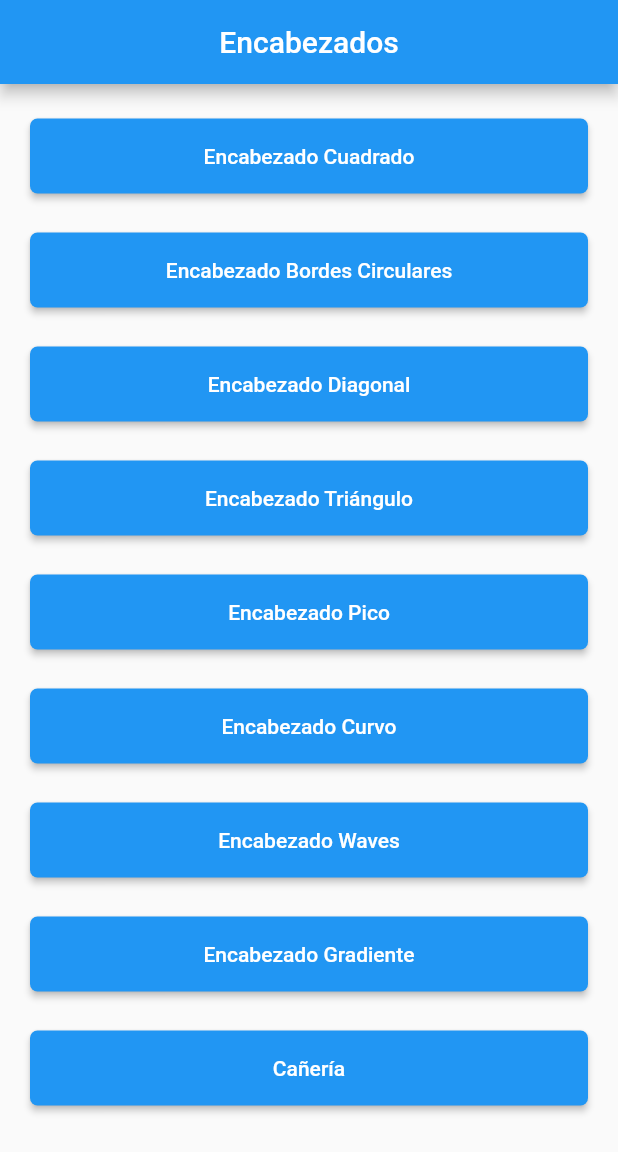
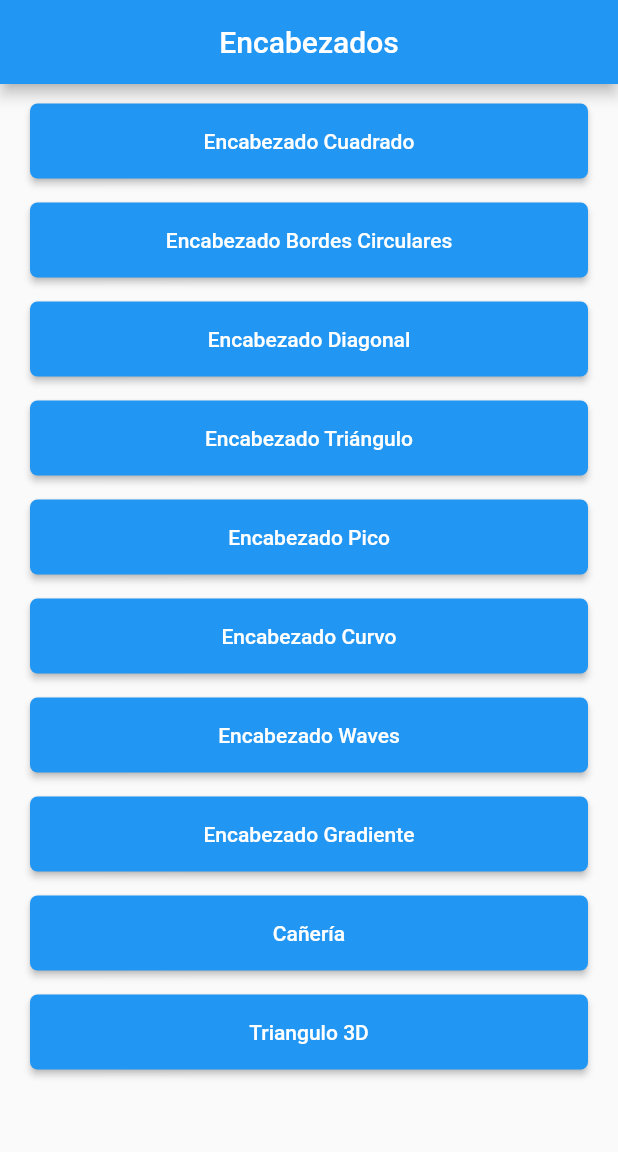
Before and after one commit to LuisPulenta/custompainter_app, a Flutter app: the screen it shows after launch, on a phone screen of 412 x 824 dp. Shown: the top 1152 px of the screen. Run offline on Flutter 3.47's test engine with Material 2 defaults, Android fonts, the light colour scheme and no system bars.

Commit message:
Triangulo3D

```diff
--- a/lib/screens/header_waves_screen.dart
+++ b/lib/screens/header_waves_screen.dart
@@ -8,10 +8,10 @@ class HeaderWavesScreen extends StatelessWidget {
   Widget build(BuildContext context) {
     return Scaffold(
       appBar: AppBar(
-        title: Text('Header Waves'),
+        title: const Text('Header Waves'),
         centerTitle: true,
       ),
-      body: HeaderWaves(),
+      body: const HeaderWaves(),
     );
   }
 }
--- a/lib/screens/home_screen.dart
+++ b/lib/screens/home_screen.dart
@@ -11,9 +11,10 @@ class HomeScreen extends StatelessWidget {
         title: const Text('Encabezados'),
         centerTitle: true,
       ),
-      body: Column(children: [
+      body: SingleChildScrollView(
+        child: Column(children: [
           const SizedBox(
-          height: 20,
+            height: 10,
           ),
           _Boton(
             texto: "Encabezado Cuadrado",
@@ -27,7 +28,7 @@ class HomeScreen extends StatelessWidget {
             },
           ),
           const SizedBox(
-          height: 20,
+            height: 10,
           ),
           _Boton(
             texto: "Encabezado Bordes Circulares",
@@ -41,7 +42,7 @@ class HomeScreen extends StatelessWidget {
             },
           ),
           const SizedBox(
-          height: 20,
+            height: 10,
           ),
           _Boton(
             texto: "Encabezado Diagonal",
@@ -55,7 +56,7 @@ class HomeScreen extends StatelessWidget {
             },
           ),
           const SizedBox(
-          height: 20,
+            height: 10,
           ),
           _Boton(
             texto: "Encabezado Triángulo",
@@ -69,7 +70,7 @@ class HomeScreen extends StatelessWidget {
             },
           ),
           const SizedBox(
-          height: 20,
+            height: 10,
           ),
           _Boton(
             texto: "Encabezado Pico",
@@ -83,7 +84,7 @@ class HomeScreen extends StatelessWidget {
             },
           ),
           const SizedBox(
-          height: 20,
+            height: 10,
           ),
           _Boton(
             texto: "Encabezado Curvo",
@@ -97,7 +98,7 @@ class HomeScreen extends StatelessWidget {
             },
           ),
           const SizedBox(
-          height: 20,
+            height: 10,
           ),
           _Boton(
             texto: "Encabezado Waves",
@@ -111,7 +112,7 @@ class HomeScreen extends StatelessWidget {
             },
           ),
           const SizedBox(
-          height: 20,
+            height: 10,
           ),
           _Boton(
             texto: "Encabezado Gradiente",
@@ -125,7 +126,7 @@ class HomeScreen extends StatelessWidget {
             },
           ),
           const SizedBox(
-          height: 20,
+            height: 10,
           ),
           _Boton(
             texto: "Cañería",
@@ -138,7 +139,22 @@ class HomeScreen extends StatelessWidget {
               );
             },
           ),
+          const SizedBox(
+            height: 10,
+          ),
+          _Boton(
+            texto: "Triangulo 3D",
+            function: () {
+              Navigator.push(
+                context,
+                MaterialPageRoute(
+                  builder: (context) => const TrianguloScreen(),
+                ),
+              );
+            },
+          ),
         ]),
+      ),
     );
   }
 }
--- a/lib/screens/screens.dart
+++ b/lib/screens/screens.dart
@@ -8,3 +8,4 @@ export 'package:custompainter_app/screens/header_triangulo_screen.dart';
 export 'package:custompainter_app/screens/header_waves_screen.dart';
 export 'package:custompainter_app/screens/caneria_screen.dart';
 export 'package:custompainter_app/screens/home_screen.dart';
+export 'package:custompainter_app/screens/triangulo_screen.dart';
```
Also changed, not shown: lib/screens/triangulo_screen.dart (added, +19 -0 lines), lib/widgets/headers.dart (+86 -0 lines). Lines whose indentation alone changed are shown as unchanged.
